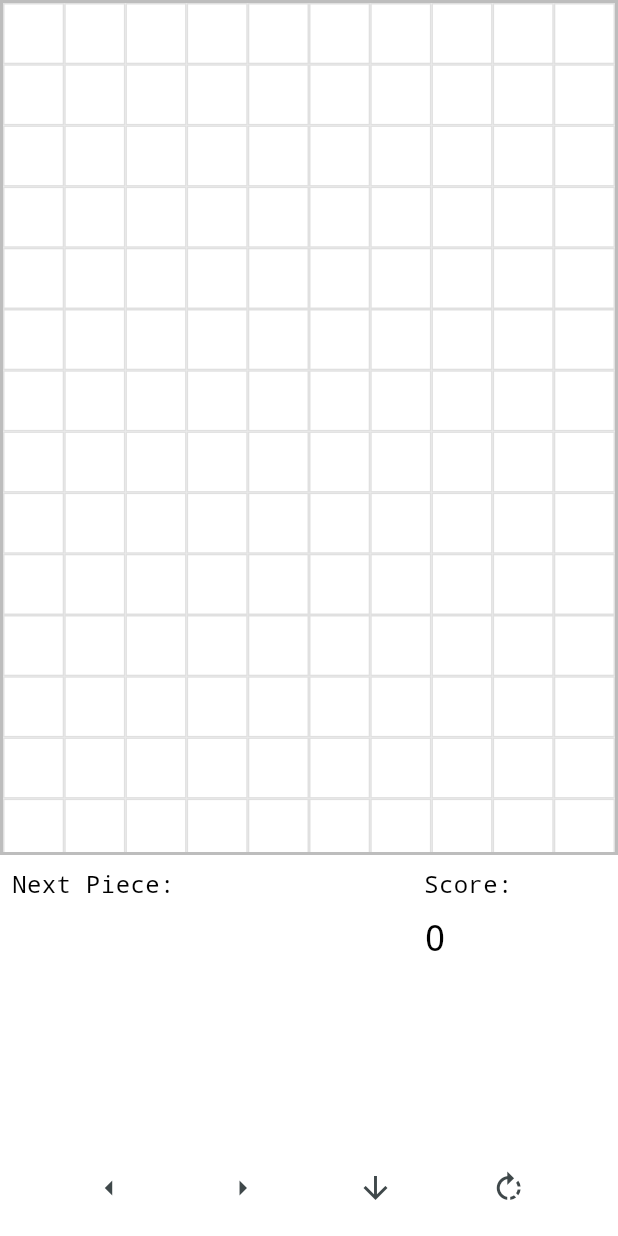
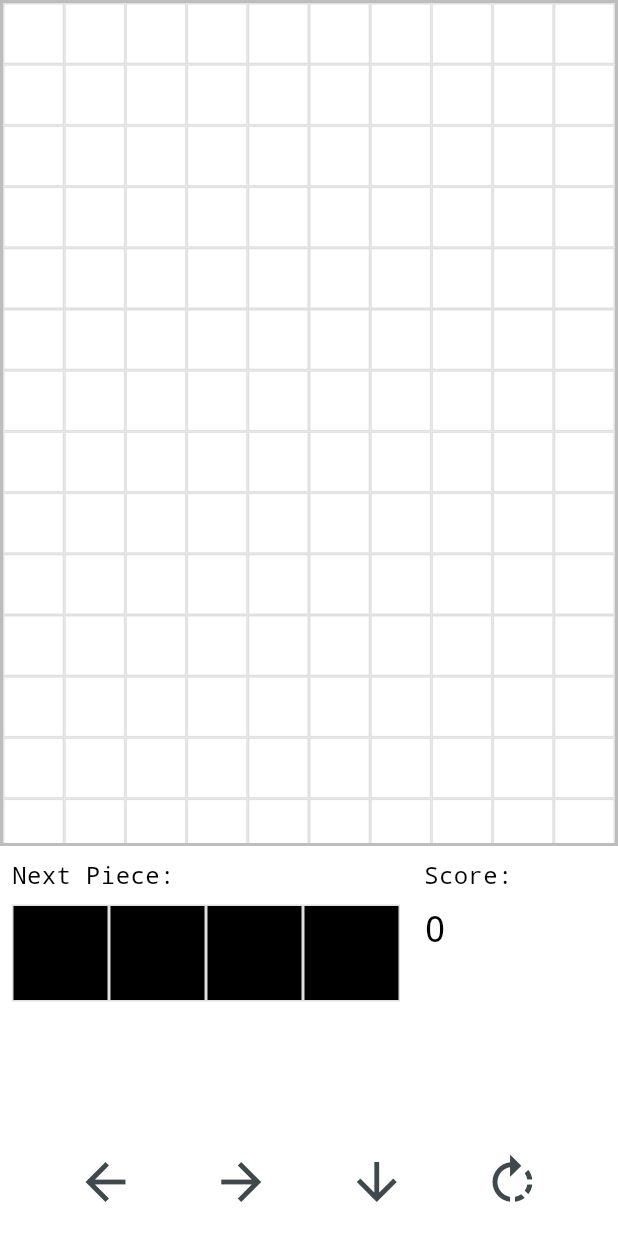
Before and after one commit to dcaayushd/Tetris-pdf, a Flutter app: the screen it shows after launch, on a phone screen of 412 x 824 dp. Run offline on Flutter 3.47's test engine with Material 3 defaults, Android fonts, the phone set to English and light mode, and no system bars.

Commit message:
Few Adjustments Made

```diff
--- a/lib/main.dart
+++ b/lib/main.dart
@@ -1,4 +1,6 @@
 import 'package:flutter/material.dart';
+import 'package:tetris_pdf/models/piece.dart';
+import 'package:tetris_pdf/utils/constants.dart';
 import 'widgets/control_buttons.dart';
 import 'widgets/game_board.dart';
 import 'widgets/next_piece.dart';
@@ -19,7 +21,7 @@ class TetrisApp extends StatelessWidget {
       theme: ThemeData(
         colorScheme: ColorScheme.fromSeed(
           seedColor: Colors.grey,
-          background: Colors.white,
+          surface: Colors.white,
         ),
         useMaterial3: true,
         textTheme: const TextTheme(
@@ -37,12 +39,48 @@ class TetrisApp extends StatelessWidget {
   }
 }
 
-class TetrisGame extends StatelessWidget {
+class TetrisGame extends StatefulWidget {
   const TetrisGame({super.key});
 
   @override
+  State<TetrisGame> createState() => _TetrisGameState();
+}
+
+class _TetrisGameState extends State<TetrisGame> {
+  late Piece nextPiece;
+  late int score;
+
+  @override
+  void initState() {
+    super.initState();
+    nextPiece = _getRandomPiece();
+    score = 0;
+  }
+
+  Piece _getRandomPiece() {
+    final random = DateTime.now().millisecond % pieces.length;
+    return Piece(pieces[random]);
+  }
+
+  void _moveLeft() {
+    // Implement left movement logic
+  }
+
+  void _moveRight() {
+    // Implement right movement logic
+  }
+
+  void _moveDown() {
+    // Implement down movement logic
+  }
+
+  void _rotatePiece() {
+    // Implement rotation logic
+  }
+
+  @override
   Widget build(BuildContext context) {
-    return const Column(
+    return Column(
       children: [
         Expanded(
           flex: 3,
@@ -54,16 +92,23 @@ class TetrisGame extends StatelessWidget {
             children: [
               Expanded(
                 flex: 2,
-                child: NextPieceDisplay(),
+                child: NextPieceDisplay(nextPiece: nextPiece),
               ),
               Expanded(
                 flex: 1,
-                child: ScoreDisplay(),
+                child: ScoreDisplay(
+                    // score: score,
+                    ), // Pass score
               ),
             ],
           ),
         ),
-        ControlButtons(),
+        ControlButtons(
+          onLeft: _moveLeft, // Pass control callbacks
+          onRight: _moveRight,
+          onDown: _moveDown,
+          onRotate: _rotatePiece,
+        ),
       ],
     );
   }
--- a/lib/models/piece.dart
+++ b/lib/models/piece.dart
@@ -2,8 +2,7 @@ class Piece {
   late List<List<int>> shape;
   late int rotationState;
 
-  Piece(List<List<int>> shape) {
-    this.shape = shape;
+  Piece(this.shape) {
     rotationState = 0;
   }
 
--- a/lib/widgets/control_buttons.dart
+++ b/lib/widgets/control_buttons.dart
@@ -1,7 +1,18 @@
 import 'package:flutter/material.dart';
 
 class ControlButtons extends StatelessWidget {
-  const ControlButtons({super.key});
+  final Function() onLeft;
+  final Function() onRight;
+  final Function() onDown;
+  final Function() onRotate;
+
+  const ControlButtons({
+    super.key,
+    required this.onLeft,
+    required this.onRight,
+    required this.onDown,
+    required this.onRotate,
+  });
 
   @override
   Widget build(BuildContext context) {
@@ -11,28 +22,20 @@ class ControlButtons extends StatelessWidget {
         mainAxisAlignment: MainAxisAlignment.spaceEvenly,
         children: [
           IconButton(
-            icon: const Icon(Icons.arrow_left),
-            onPressed: () {
-              // Move left
-            },
+            icon: const Icon(Icons.arrow_back, size: 40),
+            onPressed: onLeft,
           ),
           IconButton(
-            icon: const Icon(Icons.arrow_right),
-            onPressed: () {
-              // Move right
-            },
+            icon: const Icon(Icons.arrow_forward, size: 40),
+            onPressed: onRight,
           ),
           IconButton(
-            icon: const Icon(Icons.arrow_downward),
-            onPressed: () {
-              // Move down
-            },
+            icon: const Icon(Icons.arrow_downward, size: 40),
+            onPressed: onDown,
           ),
           IconButton(
-            icon: const Icon(Icons.rotate_right),
-            onPressed: () {
-              // Rotate
-            },
+            icon: const Icon(Icons.rotate_right, size: 40),
+            onPressed: onRotate,
           ),
         ],
       ),
--- a/lib/widgets/game_board.dart
+++ b/lib/widgets/game_board.dart
@@ -18,6 +18,7 @@ class _GameBoardState extends State<GameBoard> with SingleTickerProviderStateMix
   late int currentRow;
   late int currentCol;
   late AnimationController _controller;
+  bool isGameOver = false;
 
   @override
   void initState() {
@@ -27,7 +28,7 @@ class _GameBoardState extends State<GameBoard> with SingleTickerProviderStateMix
       vsync: this,
       duration: const Duration(milliseconds: 500),
     )..addListener(_updateGame);
-    _controller.repeat();
+    _startGame();
   }
 
   void _initializeGame() {
@@ -37,6 +38,20 @@ class _GameBoardState extends State<GameBoard> with SingleTickerProviderStateMix
     score = 0;
     currentRow = 0;
     currentCol = boardWidth ~/ 2 - currentPiece.shape[0].length ~/ 2;
+    isGameOver = false;
+  }
+
+  void _startGame() {
+    _controller.repeat();
+  }
+
+  void _stopGame() {
+    _controller.stop();
+  }
+
+  void _restartGame() {
+    _initializeGame();
+    _startGame();
   }
 
   Piece _getRandomPiece() {
@@ -45,6 +60,8 @@ class _GameBoardState extends State<GameBoard> with SingleTickerProviderStateMix
   }
 
   void _updateGame() {
+    if (isGameOver) return;
+
     if (_checkCollision(currentRow + 1, currentCol, currentPiece.shape)) {
       _placePiece();
       _clearLines();
@@ -53,7 +70,8 @@ class _GameBoardState extends State<GameBoard> with SingleTickerProviderStateMix
       currentRow = 0;
       currentCol = boardWidth ~/ 2 - currentPiece.shape[0].length ~/ 2;
       if (_checkCollision(currentRow, currentCol, currentPiece.shape)) {
-        _initializeGame(); // Game over
+        _stopGame();
+        isGameOver = true;
       }
     } else {
       currentRow++;
@@ -77,6 +95,7 @@ class _GameBoardState extends State<GameBoard> with SingleTickerProviderStateMix
         board.removeAt(i);
         board.insert(0, List.filled(boardWidth, 0));
         score += 100;
+        _controller.duration = Duration(milliseconds: 500 - (score ~/ 100) * 50); // Increase speed
       }
     }
   }
@@ -95,6 +114,7 @@ class _GameBoardState extends State<GameBoard> with SingleTickerProviderStateMix
   }
 
   void _movePiece(int direction) {
+    if (isGameOver) return;
     setState(() {
       if (!_checkCollision(currentRow, currentCol + direction, currentPiece.shape)) {
         currentCol += direction;
@@ -103,6 +123,7 @@ class _GameBoardState extends State<GameBoard> with SingleTickerProviderStateMix
   }
 
   void _rotatePiece() {
+    if (isGameOver) return;
     setState(() {
       currentPiece.rotate();
       if (_checkCollision(currentRow, currentCol, currentPiece.shape)) {
@@ -115,7 +136,10 @@ class _GameBoardState extends State<GameBoard> with SingleTickerProviderStateMix
 
   @override
   Widget build(BuildContext context) {
-    return RawKeyboardListener(
+    return Column(
+      children: [
+        Expanded(
+          child: RawKeyboardListener(
             focusNode: FocusNode(),
             autofocus: true,
             onKey: (event) {
@@ -152,6 +176,25 @@ class _GameBoardState extends State<GameBoard> with SingleTickerProviderStateMix
                 itemCount: boardWidth * boardHeight,
               ),
             ),
+          ),
+        ),
+        if (isGameOver)
+          Padding(
+            padding: const EdgeInsets.all(8.0),
+            child: Column(
+              children: [
+                const Text(
+                  'Game Over!',
+                  style: TextStyle(fontSize: 24, fontWeight: FontWeight.bold),
+                ),
+                ElevatedButton(
+                  onPressed: _restartGame,
+                  child: const Text('Restart'),
+                ),
+              ],
+            ),
+          ),
+      ],
     );
   }
 }
--- a/lib/widgets/next_piece.dart
+++ b/lib/widgets/next_piece.dart
@@ -1,9 +1,10 @@
 import 'package:flutter/material.dart';
 import '../models/piece.dart';
-import '../utils/constants.dart';
 
 class NextPieceDisplay extends StatelessWidget {
-  const NextPieceDisplay({super.key});
+  final Piece nextPiece;
+
+  const NextPieceDisplay({super.key, required this.nextPiece});
 
   @override
   Widget build(BuildContext context) {
@@ -18,6 +19,23 @@ class NextPieceDisplay extends StatelessWidget {
             style: TextStyle(fontSize: 16, color: Colors.black),
           ),
           const SizedBox(height: 8),
+          GridView.builder(
+            shrinkWrap: true,
+            gridDelegate: SliverGridDelegateWithFixedCrossAxisCount(
+              crossAxisCount: nextPiece.shape[0].length,
+            ),
+            itemBuilder: (context, index) {
+              final row = index ~/ nextPiece.shape[0].length;
+              final col = index % nextPiece.shape[0].length;
+              return Container(
+                decoration: BoxDecoration(
+                  border: Border.all(color: Colors.grey.shade300),
+                  color: nextPiece.shape[row][col] == 1 ? Colors.black : Colors.white,
+                ),
+              );
+            },
+            itemCount: nextPiece.shape.length * nextPiece.shape[0].length,
+          ),
         ],
       ),
     );
```
Lines whose indentation alone changed are shown as unchanged.
